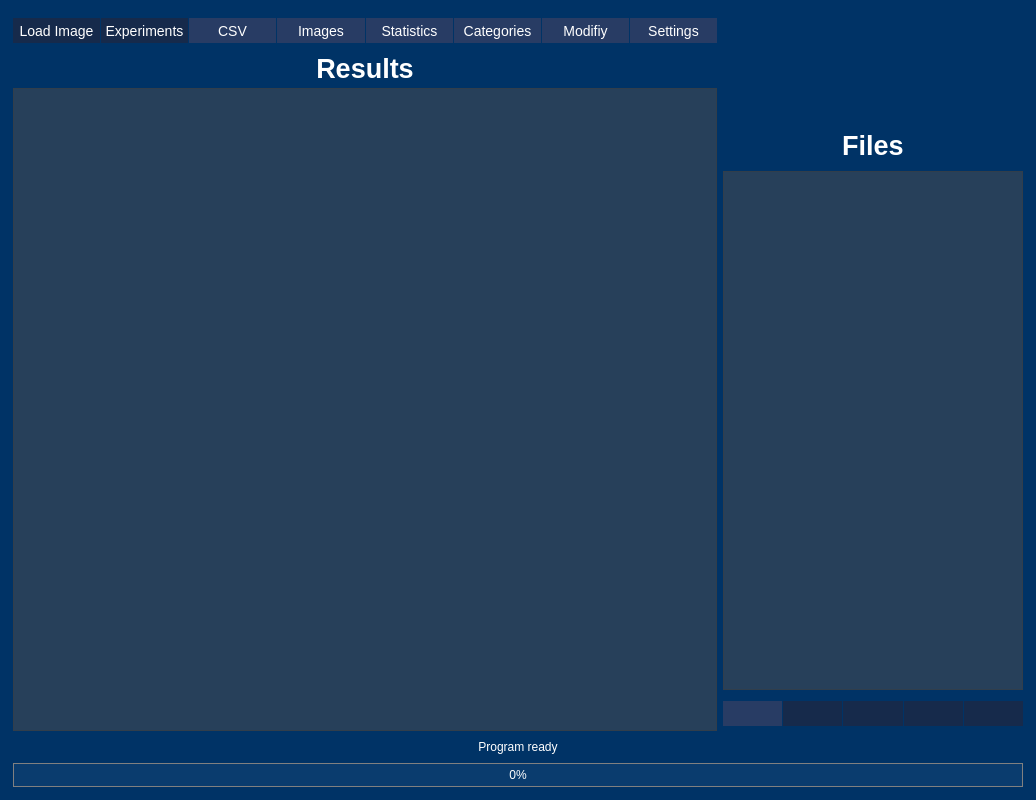
Qt form gui/nucdetect.ui (SilMon/NucDetect) before a commit.
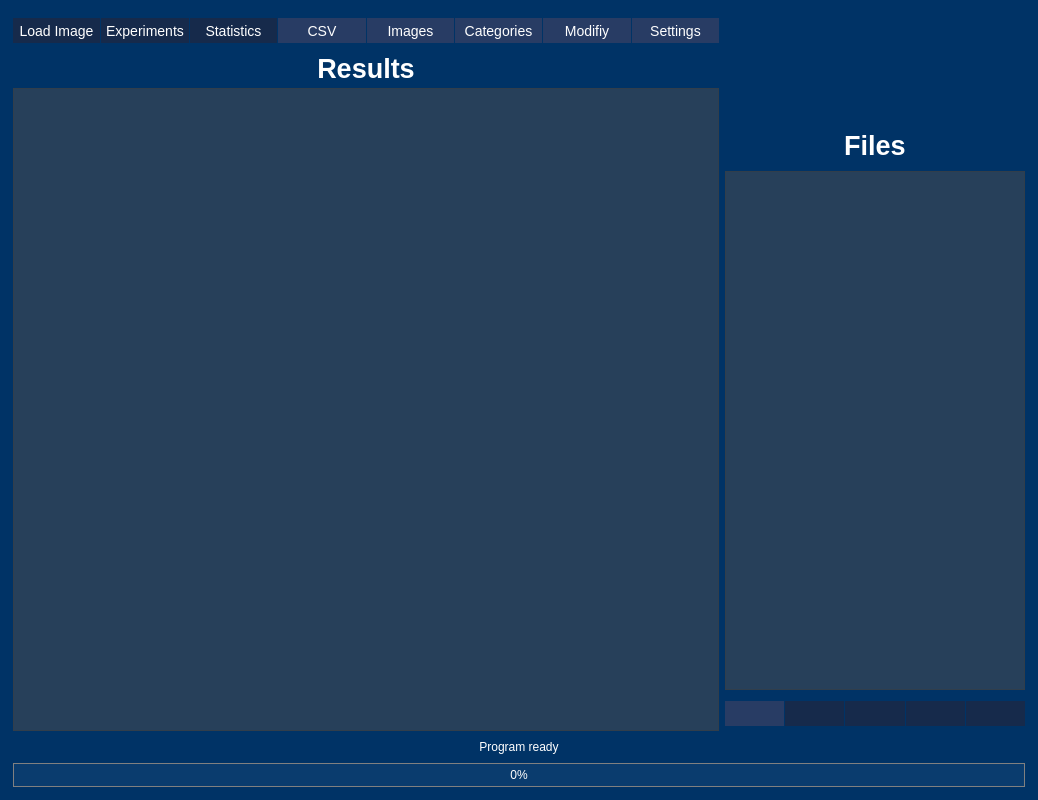
The same form after that commit. Icons and pictures are not drawn.

Commit message: Fixes for statistics window

Patch:
```diff
--- a/gui/nucdetect.ui
+++ b/gui/nucdetect.ui
@@ -6,7 +6,7 @@
    <rect>
     <x>0</x>
     <y>0</y>
-    <width>1036</width>
+    <width>1038</width>
     <height>800</height>
    </rect>
   </property>
@@ -137,6 +137,25 @@
             </property>
            </widget>
           </item>
+          <item>
+           <widget class="QPushButton" name="btn_statistics">
+            <property name="enabled">
+             <bool>true</bool>
+            </property>
+            <property name="maximumSize">
+             <size>
+              <width>16777215</width>
+              <height>16777215</height>
+             </size>
+            </property>
+            <property name="toolTip">
+             <string>Open the statistics window</string>
+            </property>
+            <property name="text">
+             <string>Statistics</string>
+            </property>
+           </widget>
+          </item>
           <item>
            <widget class="QPushButton" name="btn_save">
             <property name="enabled">
@@ -169,25 +188,6 @@
             </property>
            </widget>
           </item>
-          <item>
-           <widget class="QPushButton" name="btn_statistics">
-            <property name="enabled">
-             <bool>false</bool>
-            </property>
-            <property name="maximumSize">
-             <size>
-              <width>16777215</width>
-              <height>16777215</height>
-             </size>
-            </property>
-            <property name="toolTip">
-             <string>Open the statistics window</string>
-            </property>
-            <property name="text">
-             <string>Statistics</string>
-            </property>
-           </widget>
-          </item>
           <item>
            <widget class="QPushButton" name="btn_categories">
             <property name="enabled">
```
The commit also changes 3 other files.
